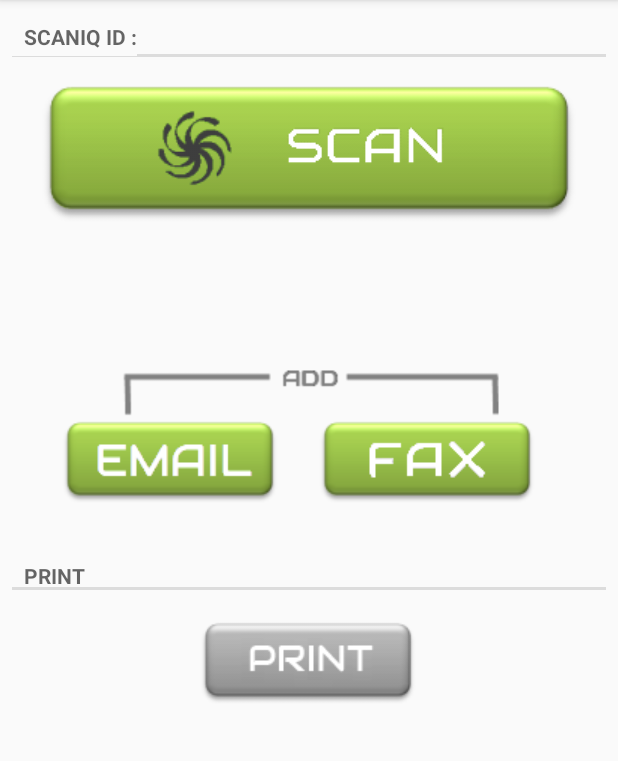
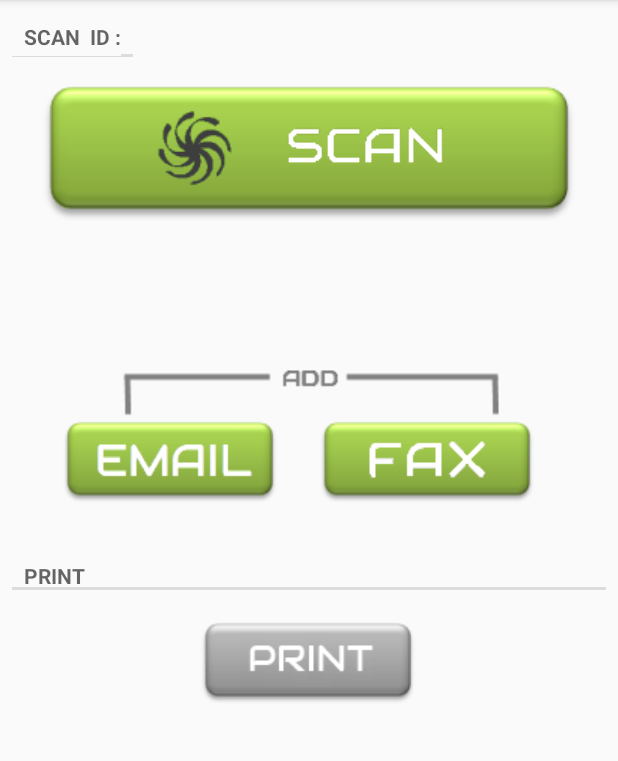
Before and after one commit to Accet/ScanIQAirPrint, an Android app: the ScaniqMainActivity screen opened directly, with no data from a screen before it, on a phone screen of 412 x 824 dp, the part 84-845 px from its top. Run offline under Robolectric (Android 15) with nearby library versions, the phone set to English and light mode, and no system bars.

Commit message:
Changed GUI to LInearLayout instead of RelativeLayout.. One more thing eugene, Sometimes within app when document is scanned the mail port (80) is getting SMTPTimeout exception  and app tries to connect using port 25 which is taking too much time.

```diff
--- a/app/build.gradle
+++ b/app/build.gradle
@@ -37,5 +37,4 @@ dependencies {
     compile files('libs/mysql-connector-java-5.1.26-bin.jar')
     compile 'com.itextpdf:itextg:5.5.10'
     compile 'com.google.android.gms:play-services-vision:10.2.1'
-
 }
--- a/app/src/main/java/net/scaniq/scaniqairprint/ScaniqMainActivity.java
+++ b/app/src/main/java/net/scaniq/scaniqairprint/ScaniqMainActivity.java
@@ -259,7 +259,6 @@ public class ScaniqMainActivity extends AppCompatActivity {
         scaniqID.setText(MYSQLRRuid);
     }
 
-
     @Override
     protected void onActivityResult(int requestCode, int resultCode, Intent data) {
 //        Log.i("Result After Scan", "resultCode -> " + resultCode);
--- /dev/null
+++ b/app/src/main/res/layout-land/scaniq_main.xml
@@ -0,0 +1,184 @@
+<?xml version="1.0" encoding="utf-8"?>
+<RelativeLayout xmlns:android="http://schemas.android.com/apk/res/android"
+    xmlns:tools="http://schemas.android.com/tools"
+    android:orientation="vertical"
+    android:paddingBottom="@dimen/activity_vertical_margin"
+    android:paddingLeft="@dimen/activity_horizontal_margin"
+    android:paddingRight="@dimen/activity_horizontal_margin"
+    android:paddingTop="@dimen/activity_vertical_margin"
+    android:layout_width="match_parent"
+    android:layout_height="match_parent"
+    >
+        <TextView
+            android:id="@+id/scaniqIDLabel"
+            style="?android:attr/listSeparatorTextViewStyle"
+            android:layout_width="wrap_content"
+            android:layout_height="30dp"
+            android:text="Scan  ID :"
+            android:textAppearance="?android:attr/textAppearanceMedium" />
+
+    <TextView
+        android:id="@+id/scaniqID"
+        style="?android:attr/listSeparatorTextViewStyle"
+        android:layout_width="wrap_content"
+        android:layout_height="30dp"
+        android:text="ID RRRRRRRRRRRR"
+        android:textAppearance="?android:attr/textAppearanceMedium"
+        android:textColor="#66BB6A"
+        android:textSize="18sp"
+        android:layout_alignParentTop="true"
+        android:layout_toRightOf="@+id/scaniqIDLabel"
+         />
+
+
+
+            <ImageButton
+                android:id="@+id/scanBtn"
+                android:background="@null"
+                android:src="@drawable/scan_btn_land"
+                android:gravity="center_horizontal"
+                android:layout_width="wrap_content"
+                android:layout_height="80dp"
+                android:paddingTop="6dp"
+                android:onClick="scanBtnClicked"
+                android:layout_gravity="center_horizontal"
+                android:layout_below="@+id/scaniqID"
+                android:layout_alignParentLeft="true"
+                android:layout_alignParentStart="true"
+                android:layout_alignRight="@+id/scaniqID"
+                android:layout_alignEnd="@+id/scaniqID" />
+
+    <TextView
+        android:id="@+id/printLabel"
+        style="?android:attr/listSeparatorTextViewStyle"
+        android:layout_width="wrap_content"
+        android:layout_height="30dp"
+        android:layout_alignParentLeft="true"
+        android:layout_alignParentStart="true"
+        android:layout_below="@+id/scanBtn"
+        android:gravity="bottom"
+        android:text="PRINT"
+        android:textAppearance="?android:attr/textAppearanceMedium" />
+
+            <ImageButton
+                android:id="@+id/printBtn"
+                android:layout_width="wrap_content"
+                android:layout_height="wrap_content"
+                android:background="@null"
+                android:src="@drawable/print3dbw_land"
+                android:onClick="printDocument"
+                android:layout_marginTop="29dp"
+                android:layout_gravity="center_horizontal"
+                android:layout_below="@+id/printLabel"
+                android:layout_toRightOf="@+id/scaniqIDLabel"
+                android:layout_toEndOf="@+id/scaniqIDLabel"
+                android:layout_marginLeft="21dp"
+                android:layout_marginStart="21dp" />
+
+
+    <RelativeLayout
+        android:id="@+id/relativeLayout"
+        android:layout_width="300dp"
+        android:layout_height="wrap_content"
+        android:layout_above="@+id/printLabel"
+        android:layout_alignLeft="@+id/relativeLayout4"
+        android:layout_alignStart="@+id/relativeLayout4"
+        android:layout_marginLeft="8dp"
+        android:layout_marginStart="8dp">
+
+        <TextView
+            android:id="@+id/ccEmailAddress"
+            android:layout_width="fill_parent"
+            android:layout_height="wrap_content"
+            android:text="CC : "
+            android:visibility="invisible"
+            android:layout_alignBaseline="@+id/cancelCCEmail"
+            android:layout_alignBottom="@+id/cancelCCEmail"
+            android:layout_alignParentLeft="true"
+            android:layout_alignParentStart="true"
+            android:layout_toLeftOf="@+id/cancelCCEmail"
+            android:layout_toStartOf="@+id/cancelCCEmail" />
+
+        <Button
+            android:id="@+id/cancelCCEmail"
+            android:layout_width="40dp"
+            android:layout_height="40dp"
+            android:layout_alignParentRight="true"
+            android:elevation="24dp"
+            android:onClick="ccEmailCancelClicked"
+            android:text="X"
+            android:visibility="invisible" />
+
+    </RelativeLayout>
+
+    <RelativeLayout
+        android:layout_width="300dp"
+        android:layout_height="wrap_content"
+        android:layout_below="@+id/relativeLayout"
+        android:layout_alignParentRight="true"
+        android:layout_alignParentEnd="true"
+        android:id="@+id/relativeLayout4">
+
+        <TextView
+            android:id="@+id/faxNumber"
+            android:layout_width="wrap_content"
+            android:layout_height="wrap_content"
+            android:text="Fax : faxNumber"
+            android:visibility="invisible"
+            android:layout_alignBaseline="@+id/cancelFax"
+            android:layout_alignBottom="@+id/cancelFax"
+            android:layout_alignParentLeft="true"
+            android:layout_alignParentStart="true"
+            android:layout_toLeftOf="@+id/cancelFax"
+            android:layout_toStartOf="@+id/cancelFax" />
+
+        <Button
+            android:id="@+id/cancelFax"
+            android:layout_width="40dp"
+            android:layout_height="40dp"
+            android:layout_alignParentRight="true"
+            android:layout_gravity="left|center_vertical|center_horizontal"
+            android:elevation="24dp"
+            android:onClick="cancelFaxClicked"
+            android:text="X"
+            android:visibility="invisible" />
+
+    </RelativeLayout>
+
+
+    <ImageView
+        android:id="@+id/addimg"
+        android:layout_width="300dp"
+        android:layout_height="wrap_content"
+        android:layout_gravity="center_horizontal"
+        android:background="@null"
+        android:src="@drawable/add_img"
+        android:layout_below="@+id/relativeLayout4"
+        android:layout_alignParentRight="true"
+        android:layout_alignParentEnd="true" />
+
+
+    <ImageButton
+        android:id="@+id/ccEmailBtn"
+        android:layout_width="wrap_content"
+        android:layout_height="wrap_content"
+        android:background="@null"
+        android:onClick="ccEmailBtnClicked"
+        android:src="@drawable/email3dbtn"
+        android:layout_below="@+id/addimg"
+        android:layout_alignLeft="@+id/addimg"
+        android:layout_alignStart="@+id/addimg" />
+
+        <ImageButton
+            android:id="@+id/faxBtn"
+            android:layout_width="wrap_content"
+            android:layout_height="wrap_content"
+            android:onClick="faxBtnClicked"
+            android:background="@null"
+            android:src="@drawable/fax3dbtn"
+            android:layout_below="@+id/addimg"
+            android:layout_toRightOf="@+id/ccEmailBtn"
+            android:layout_toEndOf="@+id/ccEmailBtn"
+            android:layout_marginLeft="14dp"
+            android:layout_marginStart="14dp" />
+</RelativeLayout>
--- a/app/src/main/res/layout/scaniq_main.xml
+++ b/app/src/main/res/layout/scaniq_main.xml
@@ -21,20 +21,19 @@
             style="?android:attr/listSeparatorTextViewStyle"
             android:layout_width="wrap_content"
             android:layout_height="30dp"
-            android:text="ScanIQ ID :"
+            android:text="Scan  ID :"
             android:textAppearance="?android:attr/textAppearanceMedium" />
 
         <TextView
+            android:id="@+id/scaniqID"
+            style="?android:attr/listSeparatorTextViewStyle"
+            android:layout_width="wrap_content"
             android:layout_height="30dp"
-            android:id="@+id/scaniqID"
+            android:layout_alignParentTop="true"
+            android:text="ID"
             android:textAppearance="?android:attr/textAppearanceMedium"
-            style="?android:attr/listSeparatorTextViewStyle"
-            android:layout_alignParentTop="true"
-            android:textSize="18sp"
-            android:text="ID"
-            android:layout_width="match_parent"
-            android:layout_alignRight="@+id/scanBtn"
-            android:textColor="#66BB6A" />
+            android:textColor="#66BB6A"
+            android:textSize="18sp" />
 
     </LinearLayout>
 
```
Also changed, not shown: app/src/main/res/drawable/print3dbw_land.png (added).
